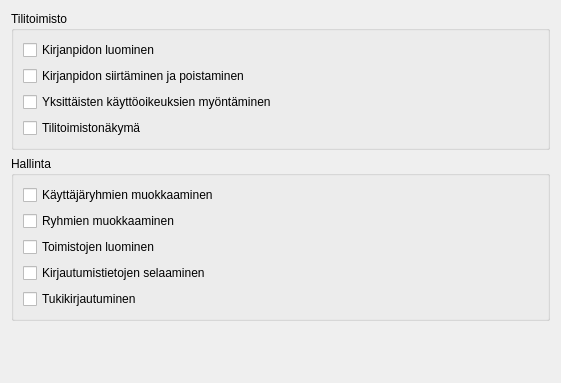
Old version of the form kitsas/toimisto/toimistooikeudet.ui in the repository artoh/kitupiikki.
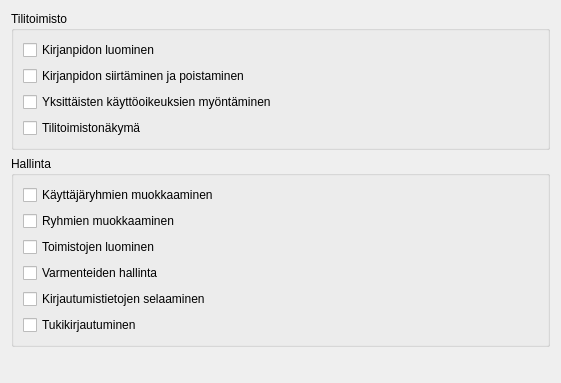
New version of the form.

Patch:
```diff
--- a/kitsas/toimisto/toimistooikeudet.ui
+++ b/kitsas/toimisto/toimistooikeudet.ui
@@ -99,6 +99,16 @@
         </property>
        </widget>
       </item>
+      <item>
+       <widget class="QCheckBox" name="checkBox_8">
+        <property name="text">
+         <string>Varmenteiden hallinta</string>
+        </property>
+        <property name="Oikeus" stdset="0">
+         <string notr="true">OC</string>
+        </property>
+       </widget>
+      </item>
       <item>
        <widget class="QCheckBox" name="checkBox_9">
         <property name="text">
```
